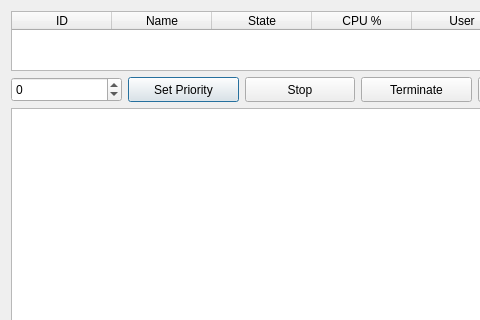
dutchgold92/TaskStalker, file visualiser.ui: the form before one commit; both pictures show x 0 to 480 and y 0 to 320 of the 600 by 555 pixel window.
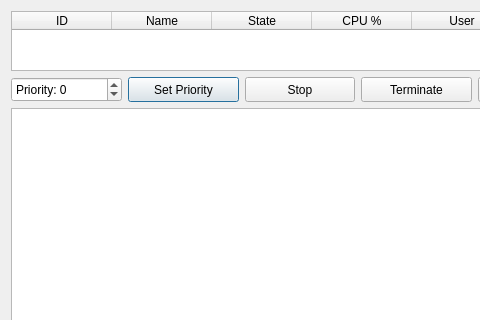
The form after the commit. Icons and pictures are not drawn.

The edit to the form file:
```diff
--- a/visualiser.ui
+++ b/visualiser.ui
@@ -154,7 +154,7 @@
         </size>
        </property>
        <property name="prefix">
-        <string extracomment="Nice"/>
+        <string extracomment="Nice">Priority: </string>
        </property>
        <property name="minimum">
         <number>-20</number>
```
Left out of the diff: 3 changed lines with no effect on the pictures.
